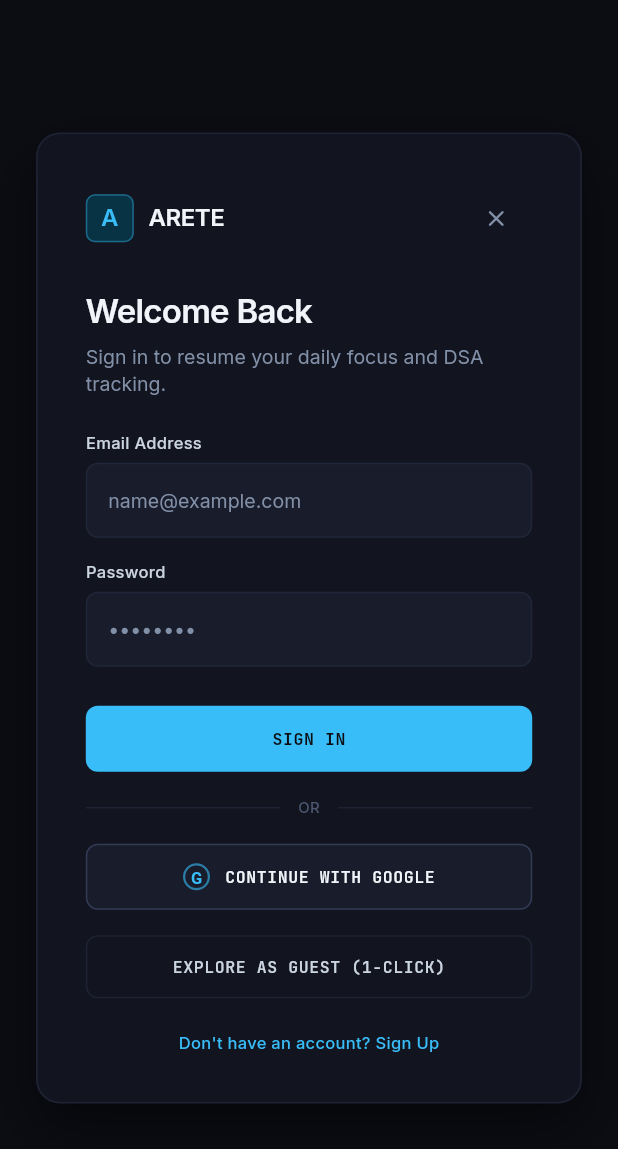
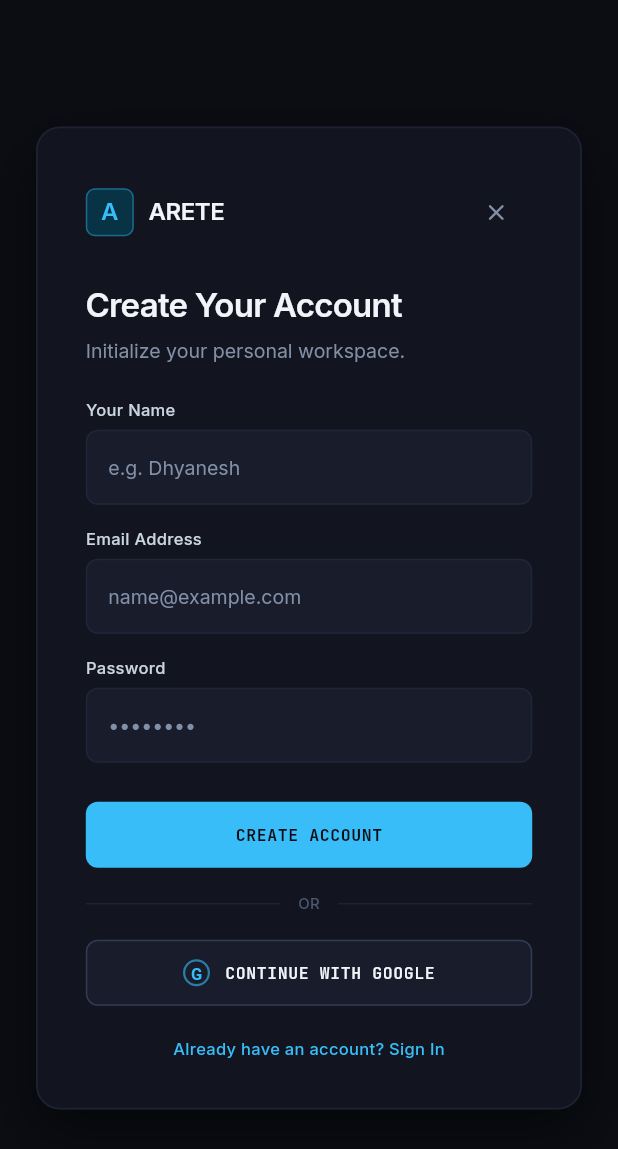
Before and after one commit to Dhyanesh2603/Arete, a Flutter app: the screen it shows after launch, scrolled down 576 dp, after a tap on "GET STARTED FREE", on a phone screen of 412 x 824 dp. Shown: the top 1149 px of the screen. Run offline on Flutter 3.47's test engine with Material 3 defaults, Android fonts, the light colour scheme and no system bars; our stand-ins replace fl_chart, flutter_riverpod, go_router, google_fonts, shared_preferences, supabase; missing offline and left inert: dart:html; accounts and stored records are empty.

Commit message:
feat: enforce strict auth route protection, remove Launch App and Guest mode, add direct Sign Up CTA

```diff
--- a/lib/main.dart
+++ b/lib/main.dart
@@ -12,16 +12,18 @@ Future<void> main() async {
   runApp(const ProviderScope(child: AreteApp()));
 }
 
-class AreteApp extends StatelessWidget {
+class AreteApp extends ConsumerWidget {
   const AreteApp({super.key});
 
   @override
-  Widget build(BuildContext context) {
+  Widget build(BuildContext context, WidgetRef ref) {
+    final router = ref.watch(appRouterProvider);
+
     return MaterialApp.router(
       title: 'Arete',
       debugShowCheckedModeBanner: false,
       theme: AppTheme.darkTheme,
-      routerConfig: appRouter,
+      routerConfig: router,
     );
   }
 }
--- a/lib/presentation/navigation/app_router.dart
+++ b/lib/presentation/navigation/app_router.dart
@@ -1,5 +1,7 @@
 import 'package:flutter/material.dart';
+import 'package:flutter_riverpod/flutter_riverpod.dart';
 import 'package:go_router/go_router.dart';
+import '../providers/auth_provider.dart';
 import '../views/analytics/analytics_view.dart';
 import '../views/auth/auth_view.dart';
 import '../views/calendar/calendar_view.dart';
@@ -19,9 +21,47 @@ import '../views/settings/settings_view.dart';
 import '../views/shell_scaffold.dart';
 import '../views/tasks/tasks_view.dart';
 
-final appRouter = GoRouter(
-  initialLocation: '/',
-  routes: [
+class RouterNotifier extends ChangeNotifier {
+  final Ref _ref;
+
+  RouterNotifier(this._ref) {
+    _ref.listen<AuthState>(
+      authProvider,
+      (previous, next) => notifyListeners(),
+    );
+  }
+
+  String? redirect(BuildContext context, GoRouterState state) {
+    final loc = state.matchedLocation;
+    final isAuthRoute = loc == '/auth';
+    final isLandingRoute = loc == '/';
+    final isAuthenticated = _ref.read(authProvider).isAuthenticated;
+
+    // Strict Auth Protection:
+    // If not authenticated, the user can ONLY view the landing page or the auth page.
+    // Any direct attempt to navigate to any other page redirects directly to /auth.
+    if (!isAuthenticated) {
+      if (!isLandingRoute && !isAuthRoute) {
+        return '/auth';
+      }
+      return null;
+    }
+
+    // If authenticated and visiting landing or auth, redirect straight into Mission Control.
+    if (isLandingRoute || isAuthRoute) {
+      return '/dashboard';
+    }
+
+    return null;
+  }
+}
+
+final routerNotifierProvider = Provider<RouterNotifier>((ref) {
+  return RouterNotifier(ref);
+});
+
+List<RouteBase> _buildRoutes() {
+  return [
     // Landing Page (Public)
     GoRoute(
       path: '/',
@@ -29,14 +69,18 @@ final appRouter = GoRouter(
         child: LandingView(),
       ),
     ),
-    // Auth Page (Login / Sign Up / Guest Access)
+    // Auth Page (Login / Sign Up)
     GoRoute(
       path: '/auth',
-      pageBuilder: (context, state) => const NoTransitionPage(
-        child: AuthView(),
-      ),
+      pageBuilder: (context, state) {
+        final mode = state.uri.queryParameters['mode'];
+        final isSignUp = mode == 'signup';
+        return NoTransitionPage(
+          child: AuthView(initialIsSignUp: isSignUp),
+        );
+      },
     ),
-    // Fullscreen Overlay for Distraction-Free Focus Mode
+    // Fullscreen Overlay for Distraction-Free Focus Mode (Protected)
     GoRoute(
       path: '/focus',
       pageBuilder: (context, state) => const MaterialPage(
@@ -44,7 +88,7 @@ final appRouter = GoRouter(
         child: FullscreenFocusView(),
       ),
     ),
-    // Fullscreen Overlay for 45-Minute Timed Mock Interview
+    // Fullscreen Overlay for 45-Minute Timed Mock Interview (Protected)
     GoRoute(
       path: '/mock-interview',
       pageBuilder: (context, state) => const MaterialPage(
@@ -52,7 +96,7 @@ final appRouter = GoRouter(
         child: MockInterviewView(),
       ),
     ),
-    // Main Shell Navigation with slideable Drawer Sidebar
+    // Main Shell Navigation with slideable Drawer Sidebar (Protected)
     ShellRoute(
       builder: (context, state, child) {
         return ShellScaffold(
@@ -141,5 +185,22 @@ final appRouter = GoRouter(
         ),
       ],
     ),
-  ],
+  ];
+}
+
+final appRouterProvider = Provider<GoRouter>((ref) {
+  final notifier = ref.watch(routerNotifierProvider);
+
+  return GoRouter(
+    initialLocation: '/',
+    refreshListenable: notifier,
+    redirect: notifier.redirect,
+    routes: _buildRoutes(),
+  );
+});
+
+// Fallback router for standalone testing
+final appRouter = GoRouter(
+  initialLocation: '/',
+  routes: _buildRoutes(),
 );
--- a/lib/presentation/providers/auth_provider.dart
+++ b/lib/presentation/providers/auth_provider.dart
@@ -1,4 +1,3 @@
-import 'package:flutter/material.dart';
 import 'package:flutter_riverpod/flutter_riverpod.dart';
 import '../../core/services/supabase_service.dart';
 import '../../domain/models/user_profile.dart';
@@ -147,24 +146,6 @@ class AuthNotifier extends StateNotifier<AuthState> {
     } catch (_) {}
   }
 
-  void guestLogin() {
-    state = AuthState(
-      user: UserProfile(
-        id: 'usr-guest',
-        name: 'Guest Explorer',
-        email: 'guest@arete.app',
-        targetRole: 'Software Engineer & DSA Aspirant',
-        avatarColor: const Color(0xFF38BDF8),
-        streakDays: 0,
-        totalProblemsSolved: 0,
-        totalFocusHours: 0.0,
-        createdAt: DateTime.now(),
-      ),
-      isAuthenticated: true,
-      isLoading: false,
-    );
-  }
-
   Future<void> logout() async {
     await SupabaseService.signOut();
     state = const AuthState(
--- a/lib/presentation/views/auth/auth_view.dart
+++ b/lib/presentation/views/auth/auth_view.dart
@@ -6,17 +6,28 @@ import '../../../core/theme/app_typography.dart';
 import '../../providers/auth_provider.dart';
 
 class AuthView extends ConsumerStatefulWidget {
-  const AuthView({super.key});
+  final bool initialIsSignUp;
+
+  const AuthView({
+    super.key,
+    this.initialIsSignUp = false,
+  });
 
   @override
   ConsumerState<AuthView> createState() => _AuthViewState();
 }
 
 class _AuthViewState extends ConsumerState<AuthView> {
-  bool _isSignUp = false;
+  late bool _isSignUp;
   final TextEditingController _nameController = TextEditingController();
   final TextEditingController _emailController = TextEditingController();
   final TextEditingController _passwordController = TextEditingController();
+
+  @override
+  void initState() {
+    super.initState();
+    _isSignUp = widget.initialIsSignUp;
+  }
 
   @override
   void dispose() {
@@ -43,7 +54,7 @@ class _AuthViewState extends ConsumerState<AuthView> {
       );
     }
 
-    if (success && mounted) {
+    if (success && mounted && context.mounted) {
       context.go('/dashboard');
     }
   }
@@ -296,27 +307,6 @@ class _AuthViewState extends ConsumerState<AuthView> {
                     ),
                   ),
                 ),
-                const SizedBox(height: 12),
-
-                // Instant Guest Button
-                SizedBox(
-                  width: double.infinity,
-                  child: OutlinedButton(
-                    onPressed: () {
-                      ref.read(authProvider.notifier).guestLogin();
-                      context.go('/dashboard');
-                    },
-                    style: OutlinedButton.styleFrom(
-                      side: const BorderSide(color: AppColors.borderSubtle),
-                      padding: const EdgeInsets.symmetric(vertical: 13),
-                      shape: RoundedRectangleBorder(borderRadius: BorderRadius.circular(8)),
-                    ),
-                    child: Text(
-                      'EXPLORE AS GUEST (1-CLICK)',
-                      style: AppTypography.monoBadge.copyWith(color: AppColors.textMedium),
-                    ),
-                  ),
-                ),
                 const SizedBox(height: 20),
 
                 // Toggle Sign In / Sign Up
--- a/lib/presentation/views/landing/landing_view.dart
+++ b/lib/presentation/views/landing/landing_view.dart
@@ -3,7 +3,6 @@ import 'package:flutter_riverpod/flutter_riverpod.dart';
 import 'package:go_router/go_router.dart';
 import '../../../core/theme/app_colors.dart';
 import '../../../core/theme/app_typography.dart';
-import '../../providers/auth_provider.dart';
 
 class LandingView extends ConsumerWidget {
   const LandingView({super.key});
@@ -16,16 +15,16 @@ class LandingView extends ConsumerWidget {
         child: Column(
           children: [
             // Top Navigation Bar
-            _buildNavBar(context, ref),
+            _buildNavBar(context),
 
             // Hero Section
-            _buildHeroSection(context, ref),
+            _buildHeroSection(context),
 
             // 4 Core Value Columns
             _buildFeaturesSection(context),
 
             // Bottom CTA Banner
-            _buildBottomBanner(context, ref),
+            _buildBottomBanner(context),
 
             // Simple Footer
             _buildFooter(),
@@ -35,7 +34,7 @@ class LandingView extends ConsumerWidget {
     );
   }
 
-  Widget _buildNavBar(BuildContext context, WidgetRef ref) {
+  Widget _buildNavBar(BuildContext context) {
     return Container(
       padding: const EdgeInsets.symmetric(horizontal: 48, vertical: 20),
       decoration: const BoxDecoration(
@@ -82,17 +81,14 @@ class LandingView extends ConsumerWidget {
           ),
           const SizedBox(width: 16),
           ElevatedButton(
-            onPressed: () {
-              ref.read(authProvider.notifier).guestLogin();
-              context.go('/dashboard');
-            },
+            onPressed: () => context.go('/auth?mode=signup'),
             style: ElevatedButton.styleFrom(
               backgroundColor: AppColors.cyan,
               padding: const EdgeInsets.symmetric(horizontal: 20, vertical: 12),
               shape: RoundedRectangleBorder(borderRadius: BorderRadius.circular(8)),
             ),
             child: Text(
-              'Launch App',
+              'Sign Up',
               style: AppTypography.monoBadge.copyWith(
                 color: const Color(0xFF0B0D13),
                 fontWeight: FontWeight.bold,
@@ -104,7 +100,7 @@ class LandingView extends ConsumerWidget {
     );
   }
 
-  Widget _buildHeroSection(BuildContext context, WidgetRef ref) {
+  Widget _buildHeroSection(BuildContext context) {
     return Container(
       padding: const EdgeInsets.symmetric(horizontal: 32, vertical: 80),
       constraints: const BoxConstraints(maxWidth: 1080),
@@ -152,12 +148,12 @@ class LandingView extends ConsumerWidget {
           ),
           const SizedBox(height: 36),
 
-          // Primary & Guest CTAs
+          // Primary & Sign In CTAs
           Row(
             mainAxisAlignment: MainAxisAlignment.center,
             children: [
               ElevatedButton.icon(
-                onPressed: () => context.go('/auth'),
+                onPressed: () => context.go('/auth?mode=signup'),
                 icon: const Icon(Icons.arrow_forward_rounded, size: 18, color: Color(0xFF0B0D13)),
                 label: Text(
                   'GET STARTED FREE',
@@ -175,13 +171,10 @@ class LandingView extends ConsumerWidget {
               ),
               const SizedBox(width: 16),
               OutlinedButton.icon(
-                onPressed: () {
-                  ref.read(authProvider.notifier).guestLogin();
-                  context.go('/dashboard');
-                },
-                icon: const Icon(Icons.play_circle_outline_rounded, size: 18, color: AppColors.textHigh),
+                onPressed: () => context.go('/auth'),
+                icon: const Icon(Icons.login_rounded, size: 18, color: AppColors.textHigh),
                 label: Text(
-                  'EXPLORE LIVE DEMO',
+                  'SIGN IN',
                   style: AppTypography.monoBadge.copyWith(color: AppColors.textHigh),
                 ),
                 style: OutlinedButton.styleFrom(
@@ -300,7 +293,7 @@ class LandingView extends ConsumerWidget {
     );
   }
 
-  Widget _buildBottomBanner(BuildContext context, WidgetRef ref) {
+  Widget _buildBottomBanner(BuildContext context) {
     return Container(
       margin: const EdgeInsets.symmetric(horizontal: 48, vertical: 48),
       padding: const EdgeInsets.all(48),
@@ -325,17 +318,14 @@ class LandingView extends ConsumerWidget {
           ),
           const SizedBox(height: 24),
           ElevatedButton(
-            onPressed: () {
-              ref.read(authProvider.notifier).guestLogin();
-              context.go('/dashboard');
-            },
+            onPressed: () => context.go('/auth?mode=signup'),
             style: ElevatedButton.styleFrom(
               backgroundColor: AppColors.cyan,
               padding: const EdgeInsets.symmetric(horizontal: 32, vertical: 16),
               shape: RoundedRectangleBorder(borderRadius: BorderRadius.circular(8)),
             ),
             child: Text(
-              'ENTER ARETE',
+              'CREATE YOUR ACCOUNT',
               style: AppTypography.monoBadge.copyWith(
                 color: const Color(0xFF0B0D13),
                 fontWeight: FontWeight.bold,
```
Also changed, not shown: 1 other file.
